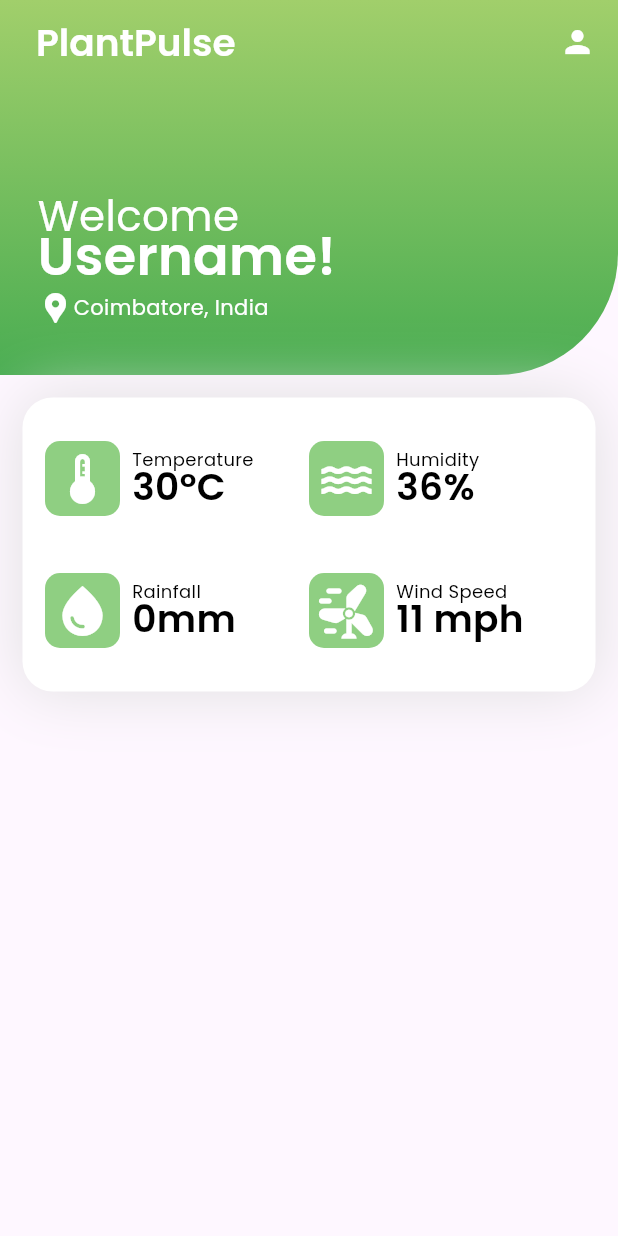
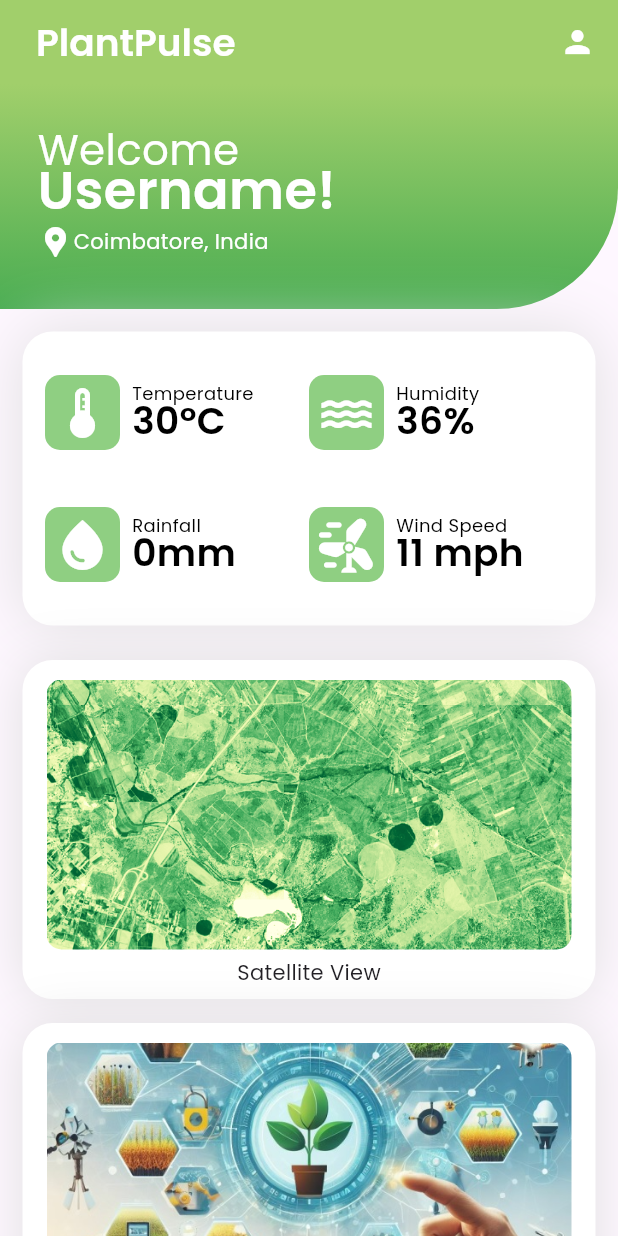
Before and after one commit to Manasha-1204/PlantPulse, a Flutter app: the screen it shows after launch, on a phone screen of 412 x 824 dp. Run offline on Flutter 3.47's test engine with Material 3 defaults, Android fonts, the light colour scheme and no system bars; our stand-ins replace google_fonts.

Commit message:
home page design done

```diff
--- a/plantapp/lib/pages/home.dart
+++ b/plantapp/lib/pages/home.dart
@@ -2,6 +2,7 @@ import 'package:flutter/cupertino.dart';
 import 'package:flutter/material.dart';
 import 'package:flutter/widgets.dart';
 import 'package:google_fonts/google_fonts.dart';
+import 'package:plantapp/pages/homebuttons.dart';
 import 'package:plantapp/pages/weatherdets.dart';
 
 class Home extends StatelessWidget {
@@ -12,6 +13,7 @@ class Home extends StatelessWidget {
     return Scaffold(
         extendBodyBehindAppBar: true,
       appBar: AppBar(
+
         title:Padding(
           padding: const EdgeInsets.all(8.0),
           child: Row(
@@ -19,16 +21,15 @@ class Home extends StatelessWidget {
               Text("PlantPulse", style: GoogleFonts.poppins(color: Colors.white, fontWeight: FontWeight.w600, fontSize: 25),),
             ],
           ),
-        ), backgroundColor: Colors.transparent, actions: [Padding(
+        ), backgroundColor: Color.fromRGBO(161, 207, 107, 1), actions: [Padding(
         padding: const EdgeInsets.all(15.0),
         child: Icon(Icons.person, color: Colors.white,),
       )],),
-      body: Expanded(
-        child: Column(
+      body: ListView(
         children: [Stack(
           alignment: Alignment.bottomLeft,
           children: [Container(
-                height: 250,
+              height: 150,
               width: 500,
               decoration: BoxDecoration(
                 borderRadius: BorderRadius.only(bottomRight: Radius.circular(81)),
@@ -91,18 +92,21 @@ class Home extends StatelessWidget {
               ),]
               ),
 
-                child: GridView.count(crossAxisCount: 2, childAspectRatio: 2, shrinkWrap: true, padding: EdgeInsets.symmetric(horizontal: 15, vertical: 10),
+              child: GridView.count(crossAxisCount: 2, childAspectRatio: 2, shrinkWrap: true, padding: EdgeInsets.symmetric(horizontal: 15, vertical: 10, ), physics: NeverScrollableScrollPhysics(),
               children: [WeatherDetails(wtype: "Temperature", val: "30°C", ic: Icons.thermostat),
                       WeatherDetails(wtype: "Humidity", val: "36%", ic: Icons.water),
                       WeatherDetails(wtype: "Rainfall", val: "0mm", ic: Icons.water_drop),
                       WeatherDetails(wtype: "Wind Speed", val: "11 mph", ic: Icons.wind_power_rounded)],),
             ),
-            )
+          ),
+          ButtonsHome(imgpath: "lib/images/ndvi.png", heading: "Satellite View",),
+
+          ButtonsHome(imgpath: "lib/images/iot.jpg", heading: "In Ground Sensors",),
+
 
 
 
         ],
-        ),
       ),
 
 
--- /dev/null
+++ b/plantapp/lib/pages/homebuttons.dart
@@ -0,0 +1,44 @@
+import 'package:flutter/cupertino.dart';
+import 'package:flutter/material.dart';
+import 'package:google_fonts/google_fonts.dart';
+
+class ButtonsHome extends StatelessWidget {
+  final String heading;
+  final String imgpath;
+  const ButtonsHome({super.key, required this.heading, required this.imgpath});
+
+  @override
+  Widget build(BuildContext context) {
+    return Padding(
+      padding: const EdgeInsets.symmetric(horizontal: 15.0, vertical: 8),
+      child: Container(
+        width: 350,
+        decoration: BoxDecoration(
+            borderRadius: BorderRadius.circular(20),
+            color: Colors.white, boxShadow: [new BoxShadow(
+          color: Colors.grey.shade300,
+          blurRadius: 30,
+        ),]
+        ),
+        child: Padding(
+          padding: const EdgeInsets.all(8.0),
+          child: Column(
+            children: [
+              Padding(
+                padding: const EdgeInsets.all(5.0),
+                child: Container(
+                    decoration: BoxDecoration(borderRadius: BorderRadius.circular(10)),
+                    width:350, height:180,clipBehavior: Clip.antiAlias,
+                    child: Image.asset(imgpath, fit: BoxFit.cover, )),
+              ),
+              Text(heading, style: GoogleFonts.poppins())
+
+            ],
+
+
+          ),
+        ),
+      ),
+    );
+  }
+}
--- a/plantapp/pubspec.yaml
+++ b/plantapp/pubspec.yaml
@@ -60,8 +60,9 @@ flutter:
   uses-material-design: true
 
   # To add assets to your application, add an assets section, like this:
-  # assets:
-  #   - images/a_dot_burr.jpeg
+  assets:
+     - lib/images/ndvi.png
+     - lib/images/iot.jpg
   #   - images/a_dot_ham.jpeg
 
   # An image asset can refer to one or more resolution-specific "variants", see
```
Also changed, not shown: plantapp/lib/images/iot.jpg (added), plantapp/lib/images/ndvi.png (added). Lines whose indentation alone changed are shown as unchanged.
